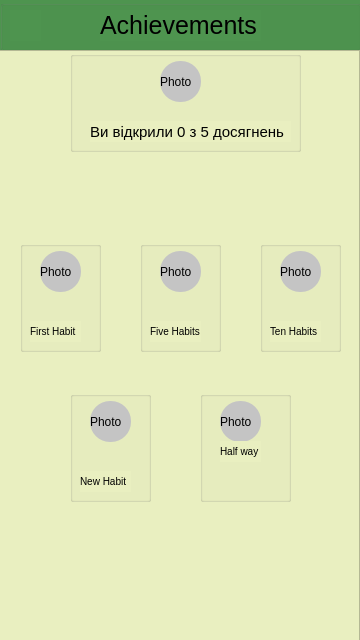
Before: the Qt Designer form menu.ui in oleksandrhf/GoHabit, drawn with Qt 5.
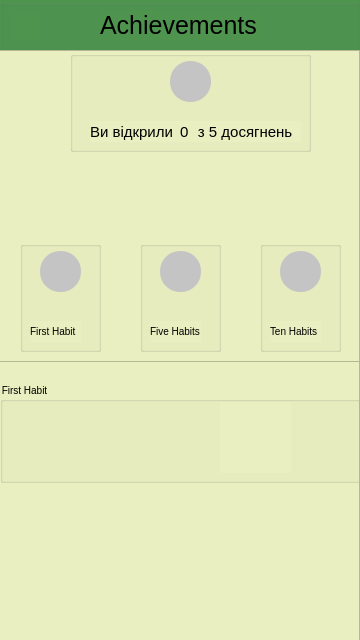
After: the same form once the commit is applied. The open tabs and pages were chosen to show the change. Icons and pictures are not drawn.

Commit message: add achievements and fixed menu

The edit to the form file:
```diff
--- a/menu.ui
+++ b/menu.ui
@@ -29,7 +29,7 @@
     <string notr="true">background: #E9EFC0;</string>
    </property>
    <property name="currentIndex">
-    <number>0</number>
+    <number>1</number>
    </property>
    <widget class="QWidget" name="Menu_page">
     <widget class="QPushButton" name="pushButton">
@@ -457,36 +457,12 @@
         <height>638</height>
        </rect>
       </property>
-      <widget class="QLabel" name="label_5">
-       <property name="geometry">
-        <rect>
-         <x>160</x>
-         <y>10</y>
-         <width>41</width>
-         <height>41</height>
-        </rect>
-       </property>
-       <property name="styleSheet">
-        <string notr="true">position: absolute;
-width: 64px;
-height: 64px;
-left: 152px;
-top: 83px;
-
-background: #C4C4C4;
-
-border-radius: 20;</string>
-       </property>
-       <property name="text">
-        <string>Photo</string>
-       </property>
-      </widget>
       <widget class="QLabel" name="label_6">
        <property name="geometry">
         <rect>
          <x>90</x>
          <y>70</y>
-         <width>201</width>
+         <width>211</width>
          <height>21</height>
         </rect>
        </property>
@@ -505,7 +481,7 @@
 color: #000000;</string>
        </property>
        <property name="text">
-        <string>Ви відкрили 0 з 5 досягнень</string>
+        <string>Ви відкрили      з 5 досягнень</string>
        </property>
       </widget>
       <widget class="QGroupBox" name="groupBox_6">
@@ -547,7 +523,13 @@
 border-radius: 20;</string>
         </property>
         <property name="text">
-         <string>Photo</string>
+         <string/>
+        </property>
+        <property name="pixmap">
+         <pixmap resource="resources.qrc">:/img/pick/pick/done.png</pixmap>
+        </property>
+        <property name="scaledContents">
+         <bool>true</bool>
         </property>
        </widget>
        <widget class="QLabel" name="label_8">
@@ -610,7 +592,13 @@
 border-radius: 20;</string>
         </property>
         <property name="text">
-         <string>Photo</string>
+         <string/>
+        </property>
+        <property name="pixmap">
+         <pixmap resource="resources.qrc">:/img/pick/pick/filled-circle.png</pixmap>
+        </property>
+        <property name="scaledContents">
+         <bool>true</bool>
         </property>
        </widget>
        <widget class="QLabel" name="label_10">
@@ -673,7 +661,13 @@
 border-radius: 20;</string>
         </property>
         <property name="text">
-         <string>Photo</string>
+         <string/>
+        </property>
+        <property name="pixmap">
+         <pixmap resource="resources.qrc">:/img/pick/pick/filled-circle.png</pixmap>
+        </property>
+        <property name="scaledContents">
+         <bool>true</bool>
         </property>
        </widget>
        <widget class="QLabel" name="label_12">
@@ -700,137 +694,12 @@
         </property>
        </widget>
       </widget>
-      <widget class="QGroupBox" name="groupBox_9">
-       <property name="geometry">
-        <rect>
-         <x>70</x>
-         <y>340</y>
-         <width>81</width>
-         <height>111</height>
-        </rect>
-       </property>
-       <property name="title">
-        <string/>
-       </property>
-       <property name="alignment">
-        <set>Qt::AlignCenter</set>
-       </property>
-       <widget class="QLabel" name="label_15">
-        <property name="geometry">
-         <rect>
-          <x>20</x>
-          <y>10</y>
-          <width>41</width>
-          <height>41</height>
-         </rect>
-        </property>
-        <property name="styleSheet">
-         <string notr="true">position: absolute;
-width: 64px;
-height: 64px;
-left: 152px;
-top: 83px;
-
-background: #C4C4C4;
-border-radius: 20;</string>
-        </property>
-        <property name="text">
-         <string>Photo</string>
-        </property>
-       </widget>
-       <widget class="QLabel" name="label_16">
-        <property name="geometry">
-         <rect>
-          <x>10</x>
-          <y>80</y>
-          <width>51</width>
-          <height>21</height>
-         </rect>
-        </property>
-        <property name="styleSheet">
-         <string notr="true">font-family: 'Inter';
-font-style: normal;
-font-weight: 400;
-font-size: 10px;
-line-height: 18px;
-
-color: #000000;
-</string>
-        </property>
-        <property name="text">
-         <string>New Habit</string>
-        </property>
-       </widget>
-      </widget>
-      <widget class="QGroupBox" name="groupBox_10">
-       <property name="geometry">
-        <rect>
-         <x>200</x>
-         <y>340</y>
-         <width>91</width>
-         <height>111</height>
-        </rect>
-       </property>
-       <property name="title">
-        <string/>
-       </property>
-       <property name="alignment">
-        <set>Qt::AlignCenter</set>
-       </property>
-       <widget class="QLabel" name="label_17">
-        <property name="geometry">
-         <rect>
-          <x>20</x>
-          <y>10</y>
-          <width>41</width>
-          <height>41</height>
-         </rect>
-        </property>
-        <property name="styleSheet">
-         <string notr="true">position: absolute;
-width: 64px;
-height: 64px;
-left: 152px;
-top: 83px;
-
-background: #C4C4C4;
-
-border-radius: 20;</string>
-        </property>
-        <property name="text">
-         <string>Photo</string>
-        </property>
-       </widget>
-       <widget class="QLabel" name="label_18">
-        <property name="geometry">
-         <rect>
-          <x>20</x>
-          <y>50</y>
-          <width>41</width>
-          <height>21</height>
-         </rect>
-        </property>
-        <property name="styleSheet">
-         <string notr="true">font-family: 'Inter';
-font-style: normal;
-font-weight: 400;
-font-size: 10px;
-line-height: 18px;
-
-color: #000000;
-</string>
-        </property>
-        <property name="text">
-         <string>Half way</string>
-        </property>
-       </widget>
-      </widget>
       <widget class="QGroupBox" name="groupBox_15">
        <property name="geometry">
         <rect>
          <x>70</x>
          <y>0</y>
-         <width>231</width>
+         <width>241</width>
          <height>101</height>
         </rect>
        </property>
@@ -846,15 +715,133 @@
        <property name="alignment">
         <set>Qt::AlignCenter</set>
        </property>
+       <widget class="QLabel" name="label_5">
+        <property name="geometry">
+         <rect>
+          <x>100</x>
+          <y>10</y>
+          <width>41</width>
+          <height>41</height>
+         </rect>
+        </property>
+        <property name="styleSheet">
+         <string notr="true">position: absolute;
+width: 64px;
+height: 64px;
+left: 152px;
+top: 83px;
+
+background: #C4C4C4;
+
+border-radius: 20;</string>
+        </property>
+        <property name="text">
+         <string/>
+        </property>
+        <property name="pixmap">
+         <pixmap resource="resources.qrc">:/img/pick/pick/done.png</pixmap>
+        </property>
+        <property name="scaledContents">
+         <bool>true</bool>
+        </property>
+       </widget>
+      </widget>
+      <widget class="QLabel" name="label_22">
+       <property name="geometry">
+        <rect>
+         <x>180</x>
+         <y>71</y>
+         <width>16</width>
+         <height>20</height>
+        </rect>
+       </property>
+       <property name="styleSheet">
+        <string notr="true">width: 148px;
+height: 37px;
+left: 115px;
+top: 147px;
+
+font-family: 'Inter';
+font-style: normal;
+font-weight: 400;
+font-size: 15px;
+line-height: 18px;
+
+color: #000000;</string>
+       </property>
+       <property name="text">
+        <string>0</string>
+       </property>
+      </widget>
+      <widget class="QScrollArea" name="scrollArea_2">
+       <property name="geometry">
+        <rect>
+         <x>-1</x>
+         <y>310</y>
+         <width>361</width>
+         <height>281</height>
+        </rect>
+       </property>
+       <property name="widgetResizable">
+        <bool>true</bool>
+       </property>
+       <widget class="QWidget" name="scrollAreaWidgetContents_2">
+        <property name="geometry">
+         <rect>
+          <x>0</x>
+          <y>0</y>
+          <width>359</width>
+          <height>279</height>
+         </rect>
+        </property>
+        <widget class="QGroupBox" name="groupBox_9">
+         <property name="geometry">
+          <rect>
+           <x>0</x>
+           <y>20</y>
+           <width>361</width>
+           <height>101</height>
+          </rect>
+         </property>
+         <property name="styleSheet">
+          <string notr="true">font-family: 'Inter';
+font-style: normal;
+font-weight: 400;
+font-size: 10px;
+line-height: 18px;
+
+color: #000000;
+</string>
+         </property>
+         <property name="title">
+          <string>First Habit</string>
+         </property>
+         <widget class="QLabel" name="label_16">
+          <property name="geometry">
+           <rect>
+            <x>220</x>
+            <y>20</y>
+            <width>71</width>
+            <height>71</height>
+           </rect>
+          </property>
+          <property name="text">
+           <string/>
+          </property>
+          <property name="pixmap">
+           <pixmap resource="resources.qrc">:/img/pick/pick/done.png</pixmap>
+          </property>
+         </widget>
+        </widget>
+       </widget>
       </widget>
       <zorder>groupBox_15</zorder>
-      <zorder>label_5</zorder>
       <zorder>label_6</zorder>
       <zorder>groupBox_6</zorder>
       <zorder>groupBox_7</zorder>
       <zorder>groupBox_8</zorder>
-      <zorder>groupBox_9</zorder>
-      <zorder>groupBox_10</zorder>
+      <zorder>label_22</zorder>
+      <zorder>scrollArea_2</zorder>
      </widget>
     </widget>
    </widget>
```
The commit also changes 8 other files.
